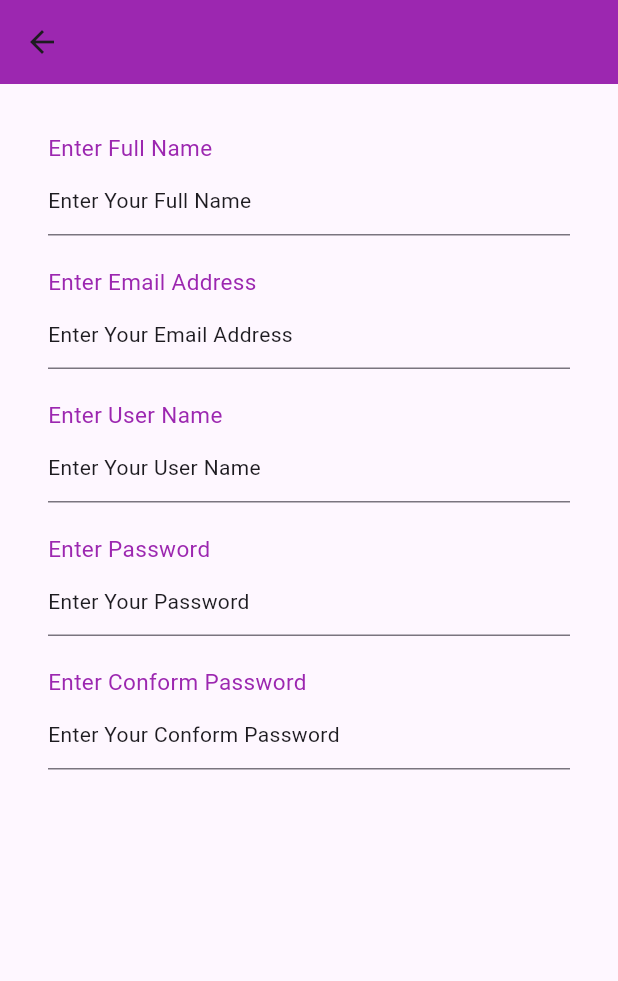
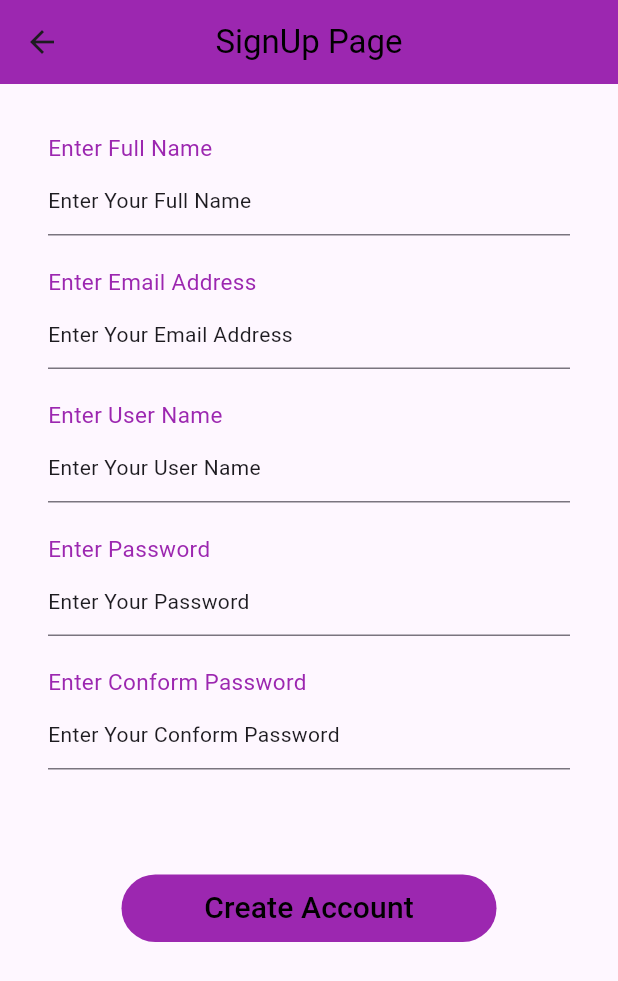
Before and after one commit to Ratndeep1999/shared_pref_prectice, a Flutter app: the SignUpPage screen opened directly, on a phone screen of 412 x 824 dp. Shown: the top 981 px of the screen. Run offline on Flutter 3.47's test engine with Material 3 defaults, Android fonts, the phone set to English and light mode, and no system bars.

Commit message:
sign_up_page.dart : appbar label color add, create account button add

```diff
--- a/lib/Pages/sign_up_page.dart
+++ b/lib/Pages/sign_up_page.dart
@@ -1,4 +1,5 @@
 import 'package:flutter/material.dart';
+import 'package:shared_pref_prectice/Widgets/filled_button_widget.dart';
 import 'package:shared_pref_prectice/Widgets/text_form_field_widget.dart';
 import '../Widgets/label_text_widget.dart';
 
@@ -47,7 +48,7 @@ class SignUpPageState extends State<SignUpPage> {
   @override
   Widget build(BuildContext context) => Scaffold(
     appBar: AppBar(
-      title: LabelTextWidget(label: "SignUp Page"),
+      title: LabelTextWidget(label: "SignUp Page", fontColor: Colors.black),
       centerTitle: true,
       backgroundColor: Colors.purple,
     ),
@@ -105,9 +106,15 @@ class SignUpPageState extends State<SignUpPage> {
                   const SizedBox(height: 20),
 
                   /// Mobile No. Section
-                  const SizedBox(height: 20),
+                  const SizedBox(height: 50),
 
-
+                  /// Button
+                  Center(
+                    child: FilledButtonWidget(
+                      buttonLabel: "Create Account",
+                      onPress: () {},
+                    ),
+                  ),
                 ],
               ),
             ),
```
